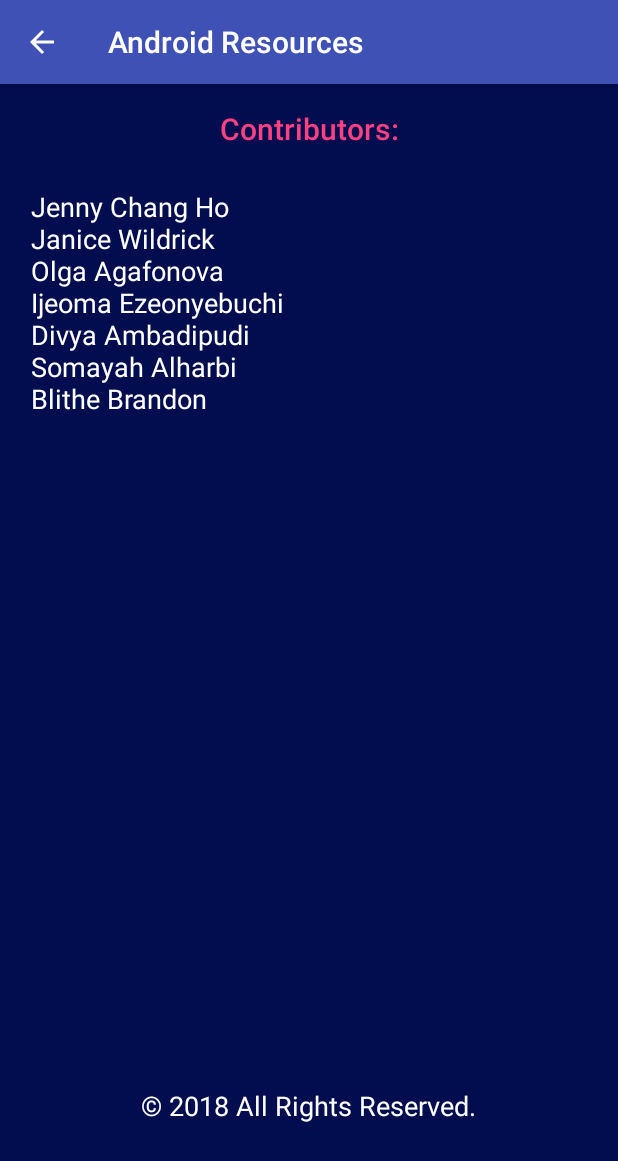
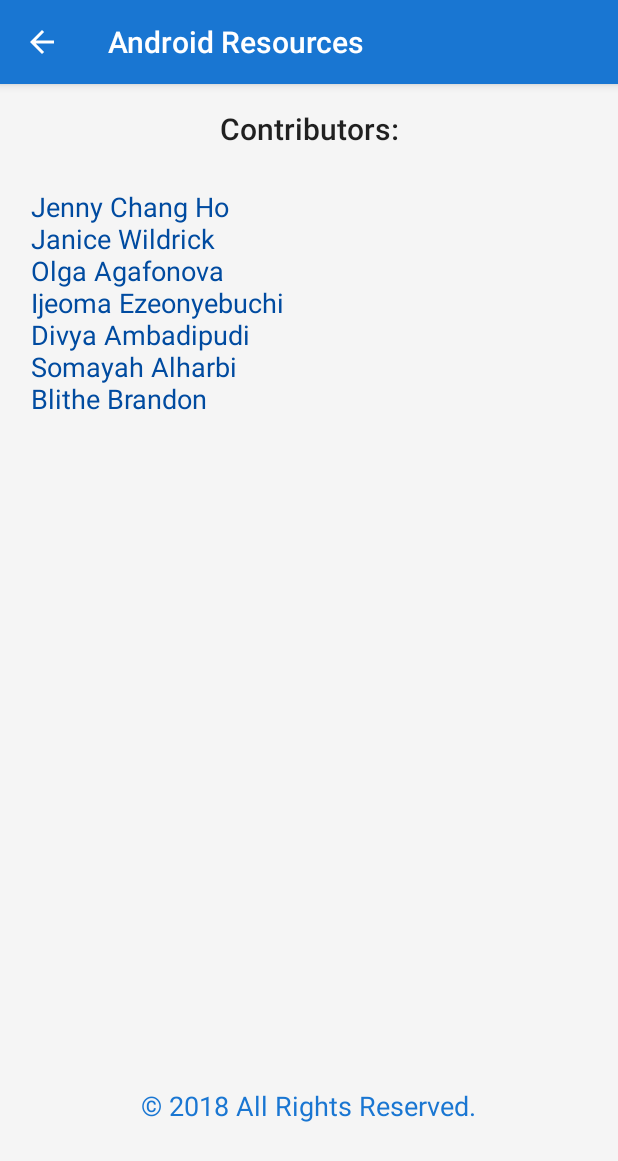
Before and after one commit to dynamite8/resources-android-dev, an Android app: the SettingsActivity screen opened directly, with no data from a screen before it, on a phone screen of 412 x 824 dp. Shown: the top 1161 px of the screen. Run offline under Robolectric (Android 15) with nearby library versions, the phone set to English and light mode, and no system bars.

Commit message:
Fixes #106: Enhance the App appearance (#127)

```diff
--- a/app/src/main/res/layout/activity_settings.xml
+++ b/app/src/main/res/layout/activity_settings.xml
@@ -34,8 +34,7 @@
         android:layout_height="@dimen/contributor_height"
         android:layout_marginTop="16dp"
         android:text="@string/contributors"
-        android:textAppearance="@style/TextAppearance.AppCompat.Title"
-        android:textColor="@color/colorAccent"
+        style="@style/TextAppearance.AppCompat.Title"
         app:layout_constraintEnd_toEndOf="parent"
         app:layout_constraintStart_toStartOf="parent"
         app:layout_constraintTop_toTopOf="parent" />
@@ -59,7 +58,7 @@
         android:layout_gravity="center_vertical"
         android:text="@string/contributorList"
         android:textAppearance="@style/TextAppearance.AppCompat.Medium"
-        android:textColor="@color/colorMenuItem"
+        android:textColor="@color/colorPrimaryDark"
         app:layout_constraintStart_toStartOf="parent"
         app:layout_constraintTop_toBottomOf="@+id/contributors"
         app:layout_constraintVertical_bias="0.65" />
@@ -73,7 +72,7 @@
         android:layout_marginStart="8dp"
         android:text="@string/rights"
         android:textAppearance="@style/TextAppearance.AppCompat.Medium"
-        android:textColor="@color/colorMenuItem"
+        android:textColor="@color/colorPrimary"
         app:layout_constraintEnd_toEndOf="parent"
         app:layout_constraintStart_toStartOf="parent"
         app:layout_constraintTop_toTopOf="@+id/guidelineHRights" />
--- a/app/src/main/res/layout/custom_view.xml
+++ b/app/src/main/res/layout/custom_view.xml
@@ -38,7 +38,8 @@
                 android:layout_width="@dimen/stickyNoteWidth"
                 android:gravity="center"
                 android:layout_centerHorizontal="true"
-                android:textAppearance="@style/TextAppearance.AppCompat.Medium" />
+                android:textAppearance="@style/TextAppearance.AppCompat.Medium"
+                android:textColor="@color/stickyNoteTextColor"/>
 
         </RelativeLayout>
 
--- a/app/src/main/res/values/colors.xml
+++ b/app/src/main/res/values/colors.xml
@@ -1,9 +1,10 @@
 <?xml version="1.0" encoding="utf-8"?>
 
 <resources>
-    <color name="colorPrimary">#3F51B5</color>
-    <color name="colorPrimaryDark">#303F9F</color>
-    <color name="colorAccent">#FF4081</color>
+    <color name="colorPrimary">#1976d2</color>
+    <color name="colorPrimaryDark">#004ba0</color>
+    <color name="colorPrimaryLight">#63a4ff</color>
+    <color name="colorAccent">#fbc02d</color>
     <color name="colorMenuItem">#FFFFFF</color>
 
     <!-- Colors used in resource_item.xml (Added by Divya on 3/3/2018) -->
@@ -13,6 +14,8 @@
     <color name="list_background_color">#AAAAAA</color>
 
     <!-- Colors used in SettingsActivity (Added by Olga on 4/21/2018) -->
-    <color name="colorSettingsBackground">#010d4e</color>
+    <color name="colorSettingsBackground">#f5f5f5</color>
+
+    <color name="stickyNoteTextColor">#212121</color>
 
 </resources>
```
